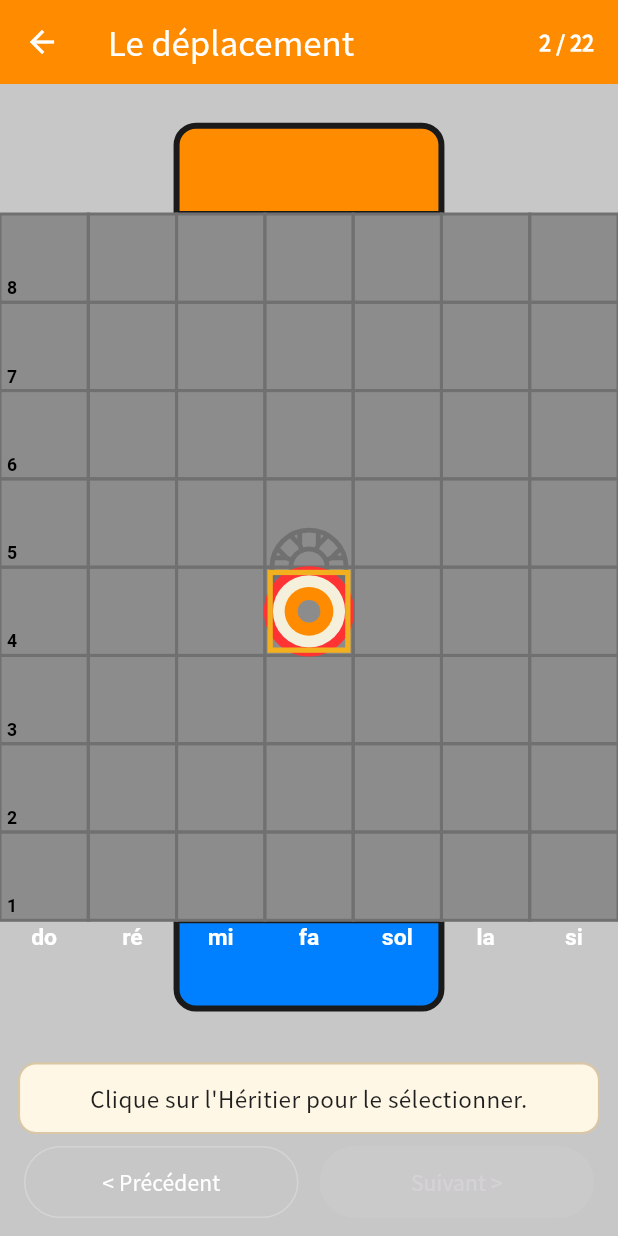
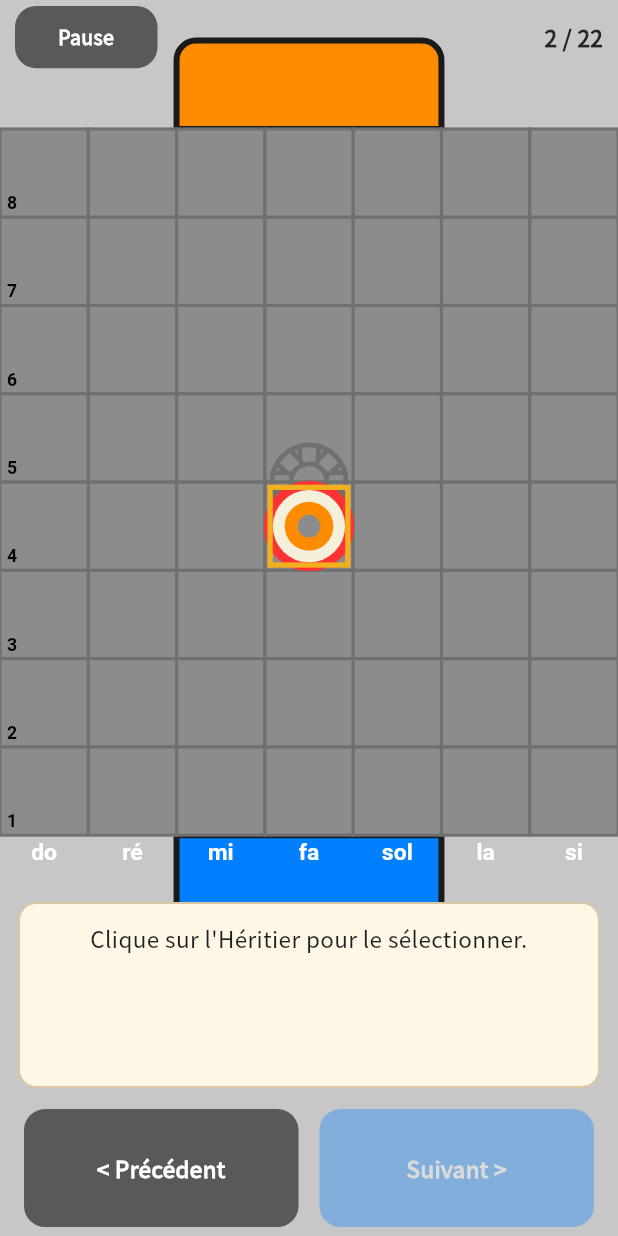
Before and after one commit to ninovieux-commits/La-Fuga, a Flutter app: the TutoScreen screen opened directly, after a tap on "Suivant >", on a phone screen of 412 x 824 dp. Run offline on Flutter 3.47's test engine with Material 3 defaults, Android fonts, the phone set to English and light mode, and no system bars; our stand-ins replace audioplayers, shared_preferences, socket_io_client; accounts and stored records are empty.

Commit message:
Le tuto reprend sa barre de pause
Il avait, lui aussi, une barre de titre Material. Kivy y met une touche
« Pause » à gauche et la progression à droite, sans titre — et cette pause
mène aux réglages ou ferme le tuto.

Le reste suit : « Suivant > » est du foncé du thème (pas du clair), une
touche indisponible s'estompe au lieu de disparaître, le bleu des
bannières de transition est celui de Kivy, et les proportions sont les
siennes (6 / 66 / 17 / 11).

Co-Authored-By: Claude Opus 5 <noreply@anthropic.com>
Claude-Session: https://claude.ai/code/session_01Q1cbn5Ugh29j9rELgAbhqR

```diff
--- a/lib/ui/screens/tuto_screen.dart
+++ b/lib/ui/screens/tuto_screen.dart
@@ -11,8 +11,10 @@ import '../../game/tuto.dart';
 import '../../i18n/translations.dart';
 import '../../state/settings.dart';
 import '../../theme/themes.dart';
+import '../widgets/fuga_button.dart';
 import '../widgets/game_board_view.dart';
 import '../widgets/tuto_overlay.dart';
+import 'settings_screen.dart';
 
 class TutoScreen extends StatefulWidget {
   const TutoScreen({super.key, this.controller});
@@ -35,36 +37,81 @@ class _TutoScreenState extends State<TutoScreen> {
 
     return Scaffold(
       backgroundColor: paletteOf(axes.menu).menu,
-      appBar: AppBar(
-        backgroundColor: palette.clair,
-        foregroundColor: Colors.white,
-        title: Text(T(_tuto.step.title)),
-        actions: [
-          Center(
-            child: Padding(
-              padding: const EdgeInsets.only(right: 16),
-              child: Text(
+      body: SafeArea(
+        child: Column(
+          children: [
+            // Kivy : pause à gauche, progression à droite. Pas de titre.
+            Expanded(flex: 6, child: _topBar()),
+            Expanded(
+              flex: 66,
+              child: banner == null ? _board(palette, axes) : _banner(banner),
+            ),
+            Expanded(flex: 17, child: _textBox()),
+            Expanded(flex: 11, child: _nav(palette)),
+          ],
+        ),
+      ),
+    );
+  }
+
+  Widget _topBar() => Padding(
+    padding: const EdgeInsets.symmetric(horizontal: 10, vertical: 4),
+    child: Row(
+      children: [
+        SizedBox(
+          width: 95,
+          child: FugaButton(
+            text: T('Pause'),
+            fontSize: 13,
+            height: double.infinity,
+            onPressed: _openPause,
+          ),
+        ),
+        const Spacer(),
+        Text(
           '${_tuto.index + 1} / ${_tuto.stepCount}',
-                style: const TextStyle(fontWeight: FontWeight.bold),
-              ),
+          style: const TextStyle(
+            fontSize: 15,
+            fontWeight: FontWeight.bold,
+            color: Color.fromRGBO(38, 38, 38, 1),
           ),
         ),
       ],
     ),
-      body: SafeArea(
-        child: Column(
+  );
+
+  /// La pause du tuto : réglages, ou fermer — `_open_pause`.
+  Future<void> _openPause() async {
+    final palette = paletteOf(Settings.instance.themeAxes.general);
+    final leave = await showDialog<bool>(
+      context: context,
+      builder: (context) => AlertDialog(
+        backgroundColor: kFugaGrey,
+        title: Text(T('Pause'), style: const TextStyle(color: Colors.white)),
+        content: Column(
+          mainAxisSize: MainAxisSize.min,
           children: [
-            Expanded(
-              child: banner == null
-                  ? _board(palette, axes)
-                  : _banner(banner, palette),
+            FugaButton(
+              text: T('Réglages'),
+              fontSize: 16,
+              onPressed: () => Navigator.of(context).push(
+                MaterialPageRoute<void>(
+                  builder: (_) => const SettingsScreen(fromMenu: false),
                 ),
-            _textBox(),
-            _nav(palette),
+              ),
+            ),
+            const SizedBox(height: 10),
+            FugaButton(
+              text: T('Fermer le tuto'),
+              color: palette.clair,
+              fontSize: 16,
+              onPressed: () => Navigator.of(context).pop(true),
+            ),
           ],
         ),
       ),
     );
+    if (leave == true && mounted) Navigator.of(context).pop(false);
   }
 
   Widget _board(ThemePalette palette, ThemeAxes axes) => Stack(
@@ -97,15 +144,16 @@ class _TutoScreenState extends State<TutoScreen> {
     ],
   );
 
-  /// Grand texte de transition, à la place du plateau.
-  Widget _banner(String text, ThemePalette palette) => Center(
+  /// Grand texte de transition, à la place du plateau. Le bleu est fixe chez
+  /// Kivy : `(0.13, 0.45, 0.85)`.
+  Widget _banner(String text) => Center(
     child: Padding(
       padding: const EdgeInsets.all(24),
       child: Text(
         T(text),
         textAlign: TextAlign.center,
-        style: TextStyle(
-          color: palette.clair,
+        style: const TextStyle(
+          color: Color.fromRGBO(33, 115, 217, 1),
           fontSize: 30,
           fontWeight: FontWeight.bold,
         ),
@@ -129,24 +177,32 @@ class _TutoScreenState extends State<TutoScreen> {
     ),
   );
 
+  /// « < Précédent » en gris, « Suivant > » en foncé — les couleurs de Kivy.
+  /// Une touche indisponible s'estompe au lieu de disparaître.
   Widget _nav(ThemePalette palette) => Padding(
-    padding: const EdgeInsets.fromLTRB(16, 0, 16, 12),
+    padding: const EdgeInsets.symmetric(horizontal: 16, vertical: 6),
     child: Row(
       children: [
         Expanded(
-          child: OutlinedButton(
+          child: Opacity(
+            opacity: _tuto.atFirst ? 0.35 : 1,
+            child: FugaButton(
+              text: T('< Précédent'),
+              fontSize: 15,
+              height: double.infinity,
               onPressed: _tuto.atFirst ? null : () => setState(_tuto.previous),
-            style: OutlinedButton.styleFrom(
-              foregroundColor: Colors.white,
-              side: const BorderSide(color: Colors.white24),
-              minimumSize: const Size.fromHeight(48),
             ),
-            child: Text(T('< Précédent')),
           ),
         ),
         const SizedBox(width: 14),
         Expanded(
-          child: FilledButton(
+          child: Opacity(
+            opacity: _tuto.canGoNext ? 1 : 0.35,
+            child: FugaButton(
+              text: _tuto.atLast ? T('Le menu >') : T('Suivant >'),
+              color: palette.fonce,
+              fontSize: 15,
+              height: double.infinity,
               onPressed: !_tuto.canGoNext
                   ? null
                   : _tuto.atLast
@@ -154,11 +210,7 @@ class _TutoScreenState extends State<TutoScreen> {
                   // visite guidée, comme en Kivy.
                   ? () => Navigator.of(context).pop(true)
                   : () => setState(_tuto.next),
-            style: FilledButton.styleFrom(
-              backgroundColor: palette.clair,
-              minimumSize: const Size.fromHeight(48),
             ),
-            child: Text(_tuto.atLast ? T('Le menu >') : T('Suivant >')),
           ),
         ),
       ],
```
Also changed, not shown: 1 other file. Lines whose indentation alone changed are shown as unchanged.
